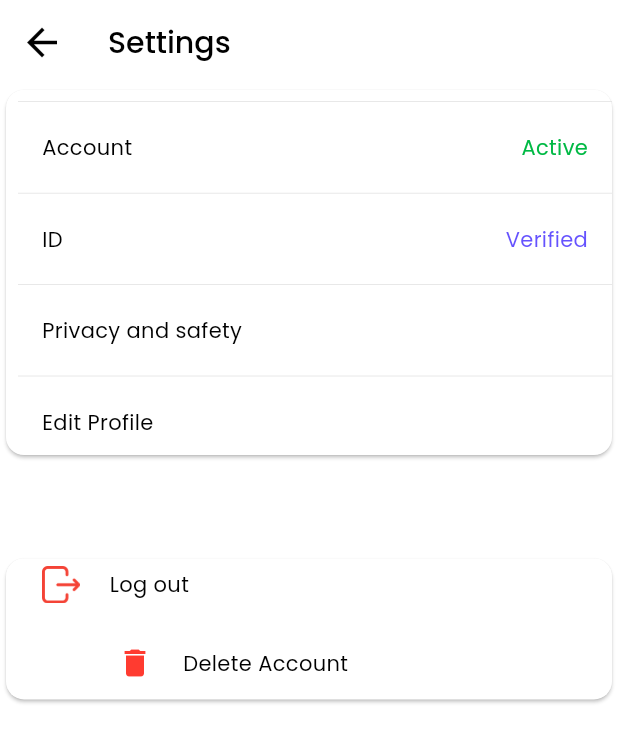
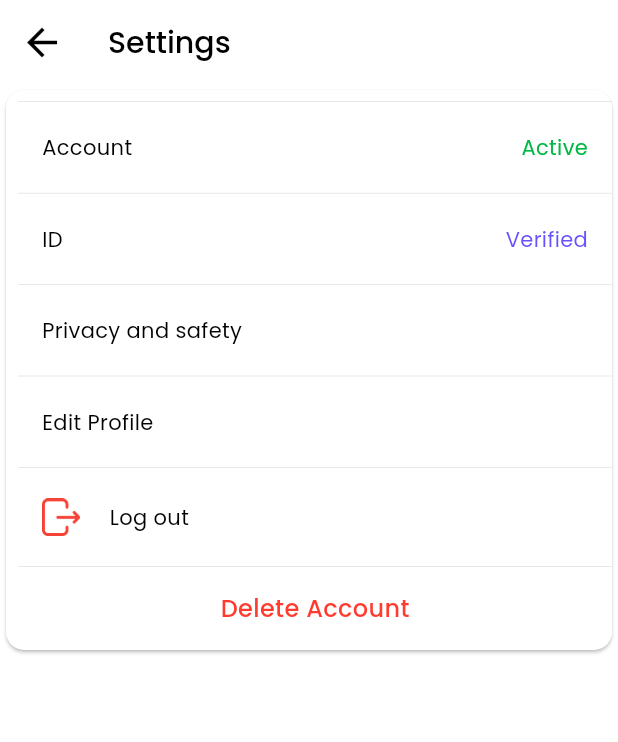
Before and after one commit to UasDevelope/civitante, a Flutter app: the SettingScreen screen opened by its route, on a phone screen of 412 x 824 dp. Shown: the top 742 px of the screen. Run offline on Flutter 3.47's test engine with Material 3 defaults, Android fonts, the light colour scheme and no system bars; our stand-ins replace dotted_border, firebase_auth, firebase_core, firebase_storage, fl_chart, flutter_image_compress and 16 more; missing offline and left inert: dart:ffi, flutter_easy_recaptcha_v2, flutter_stripe; accounts and stored records are empty.

Commit message:
Settings screen and appbar fixed

```diff
--- a/lib/App/modules/setting/view/setting.dart
+++ b/lib/App/modules/setting/view/setting.dart
@@ -50,7 +50,7 @@ class SettingScreen extends StatelessWidget {
             elevation: 1,
             color: AppColors.white,
             child: Padding(
-              padding: const EdgeInsets.only(left: 8.0, bottom: 8, top: 8),
+              padding: const EdgeInsets.only(left: 8.0, bottom: 16, top: 8),
               child: Column(
                 spacing: Get.height * 0.02,
                 children: [
@@ -90,40 +90,7 @@ class SettingScreen extends StatelessWidget {
                   //     title: AppStrings.Bucket),
                   // buildDivider(),
                   // buildSectionRow(title: AppStrings.Notifications),
-                ],
-              ),
-            ),
-          ),
-          // Padding(
-          //   padding: const EdgeInsets.only(left: 8.0),
-          //   child: _buildSectionHeader(title: AppStrings.General),
-          // ),
-          SizedBox(
-            height: Get.height * 0.04,
-          ),
-          Card(
-            elevation: 1,
-            color: AppColors.white,
-            child: Padding(
-              padding: const EdgeInsets.only(top: 1.0, left: 8, bottom: 8),
-              child: Column(
-                children: [
-                  // buildDivider(),
-                  // buildSectionRow(title: AppStrings.Display_and_sound),
-                  // buildDivider(),
-                  // buildSectionRow(
-                  //   title: AppStrings.Light_Theme,
-                  //   trailing: Obx(() => Switch(
-                  //         value: controller.isLightTheme.value,
-                  //         onChanged: (value) {
-                  //           controller.isLightTheme.value =
-                  //               value; // Update state
-                  //         },
-                  //       )),
-                  // ),
-                  // buildDivider(),
-                  // buildSectionRow(title: AppStrings.Two_Factor_Authentication),
-                  // buildDivider(),
+                  buildDivider(),
                   buildSectionRow(
                     title: AppStrings.Logout,
                     leading: Padding(
@@ -145,24 +112,17 @@ class SettingScreen extends StatelessWidget {
                       Get.offAll(AppRoutes.login);
                     },
                   ),
-                  SizedBox(height: 20,),
-                  Padding(
-                    padding: EdgeInsets.symmetric(horizontal: 50),
-                    child: buildSectionRow(
-                      title: "Delete Account",
-                      leading: Padding(
-                        padding: const EdgeInsets.only(right: 20),
-                        child: Icon(Icons.delete,color: AppColors.red_color,size: 24,),
-                      ),
+                  buildDivider(),
+                  AppText(text: "Delete Account",fontWeight: FontWeight.w500,fontSize: 16,color: AppColors.red_color),
 
-                      onTap: () {
-                      },
-                    ),
-                  ),
                 ],
               ),
             ),
           ),
+          // Padding(
+          //   padding: const EdgeInsets.only(left: 8.0),
+          //   child: _buildSectionHeader(title: AppStrings.General),
+          // ),
         ],
       ),
     );
--- a/lib/App/pages/app_pages.dart
+++ b/lib/App/pages/app_pages.dart
@@ -57,6 +57,7 @@ class AppPages {
     GetPage(
         name: AppRoutes.bottomNav,
         page: () => BottomNavScreen(),
+        transition: Transition.zoom,
         binding: InitialBinding()),
     GetPage(
         name: AppRoutes.myCommunity,
```
